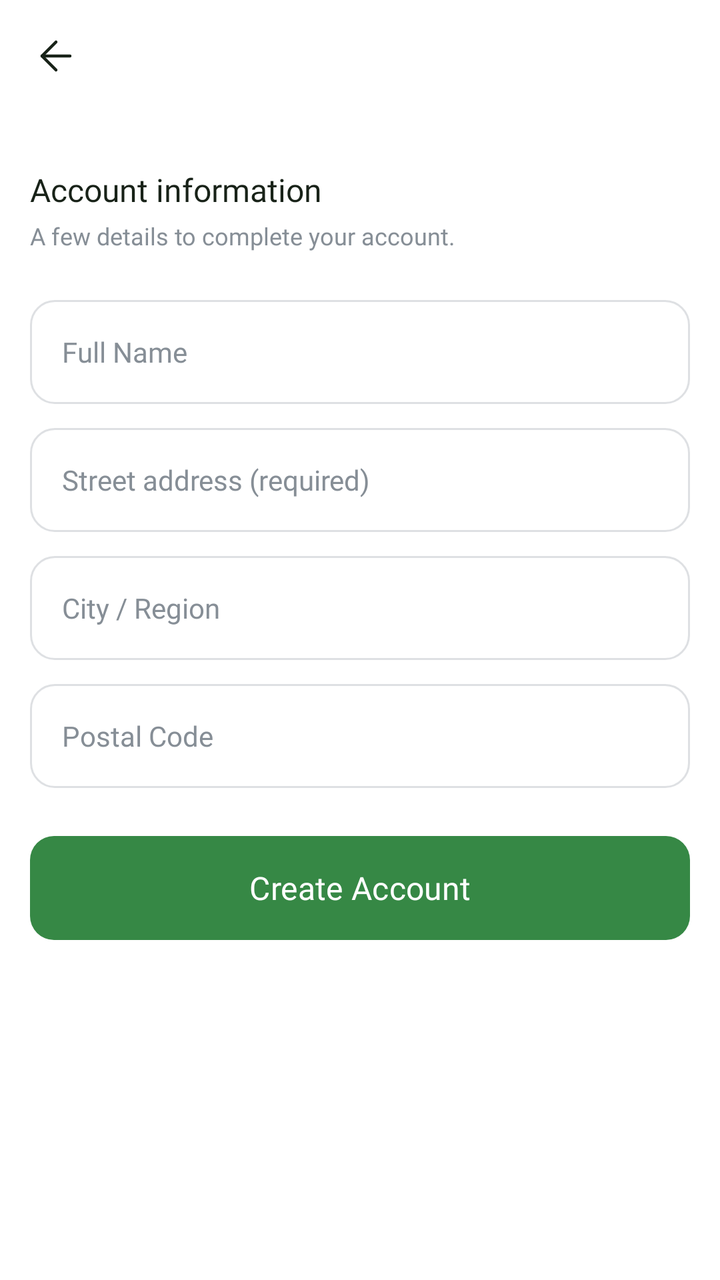
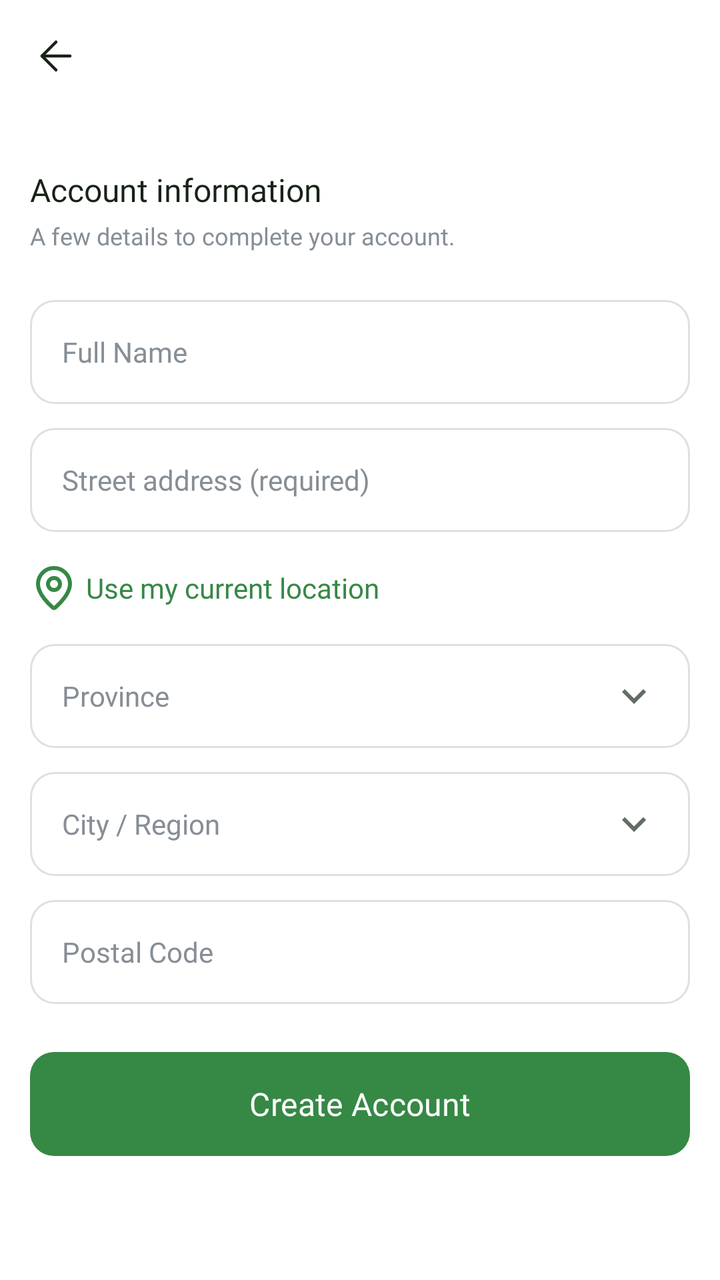

Two renders of the same Android screen: before a commit and after it. Below are the layout's source before the change and the commit's diff.
<!-- AndroidManifest.xml: application theme Theme.FoodWastageReductionApp -->
<!-- res/layout/activity_account_information.xml -->
<?xml version="1.0" encoding="utf-8"?>
<androidx.constraintlayout.widget.ConstraintLayout
    xmlns:android="http://schemas.android.com/apk/res/android"
    xmlns:app="http://schemas.android.com/apk/res-auto"
    xmlns:tools="http://schemas.android.com/tools"
    android:id="@+id/main"
    android:layout_width="match_parent"
    android:layout_height="match_parent"
    android:background="@color/background_white"
    tools:context=".auth.AccountInformationActivity">

    <include
        android:id="@+id/header"
        layout="@layout/component_header"
        android:layout_width="0dp"
        android:layout_height="56dp"
        app:layout_constraintTop_toTopOf="parent"
        app:layout_constraintStart_toStartOf="parent"
        app:layout_constraintEnd_toEndOf="parent" />

    <androidx.core.widget.NestedScrollView
        android:id="@+id/scrollContent"
        android:layout_width="0dp"
        android:layout_height="0dp"
        android:fillViewport="true"
        app:layout_constraintTop_toBottomOf="@id/header"
        app:layout_constraintBottom_toBottomOf="parent"
        app:layout_constraintStart_toStartOf="parent"
        app:layout_constraintEnd_toEndOf="parent">

        <LinearLayout
            android:id="@+id/layoutContent"
            android:layout_width="match_parent"
            android:layout_height="wrap_content"
            android:orientation="vertical"
            android:paddingStart="@dimen/screen_padding"
            android:paddingEnd="@dimen/screen_padding"
            android:paddingTop="28dp"
            android:paddingBottom="@dimen/space_xxl">

            <TextView
                android:id="@+id/txtAccountInformationTitle"
                style="@style/Text.HeadlineSm"
                android:layout_width="wrap_content"
                android:layout_height="wrap_content"
                android:text="@string/accountInformationTitle" />

            <TextView
                android:id="@+id/txtAccountInformationDesc"
                style="@style/Text.BodyXs"
                android:layout_width="wrap_content"
                android:layout_height="wrap_content"
                android:layout_marginTop="@dimen/space_xs"
                android:text="@string/accountInformationDesc" />

            <EditText
                android:id="@+id/editFullName"
                style="@style/Input.Default"
                android:layout_width="match_parent"
                android:layout_marginTop="@dimen/space_xl"
                android:hint="@string/hintFullName"
                android:inputType="textPersonName" />

            <EditText
                android:id="@+id/editAddress"
                style="@style/Input.Default"
                android:layout_width="match_parent"
                android:layout_marginTop="@dimen/space_md"
                android:hint="@string/hintStreetAddressRequired"
                android:inputType="textPostalAddress|textCapWords" />

            <EditText
                android:id="@+id/editCity"
                style="@style/Input.Default"
                android:layout_width="match_parent"
                android:layout_marginTop="@dimen/space_md"
                android:hint="@string/hintCity"
                android:inputType="textCapWords" />

            <EditText
                android:id="@+id/editProvince"
                style="@style/Input.Default"
                android:layout_width="match_parent"
                android:layout_marginTop="@dimen/space_md"
                android:hint="@string/hintProvince"
                android:inputType="textCapWords"
                android:visibility="gone" />

            <EditText
                android:id="@+id/editPostalCode"
                style="@style/Input.Default"
                android:layout_width="match_parent"
                android:layout_marginTop="@dimen/space_md"
                android:hint="@string/hintPostalCode"
                android:inputType="textCapCharacters" />

            <Button
                android:id="@+id/btnCreateAccount"
                style="@style/Button.Primary"
                android:layout_width="match_parent"
                android:layout_marginTop="@dimen/space_xl"
                android:text="@string/btnCreateAccount"
                app:backgroundTint="@null" />

        </LinearLayout>

    </androidx.core.widget.NestedScrollView>

</androidx.constraintlayout.widget.ConstraintLayout>
<!-- res/layout/component_header.xml (included above) -->
<?xml version="1.0" encoding="utf-8"?>
<androidx.constraintlayout.widget.ConstraintLayout
    xmlns:android="http://schemas.android.com/apk/res/android"
    xmlns:app="http://schemas.android.com/apk/res-auto"
    android:layout_width="match_parent"
    android:layout_height="56dp">

    <ImageView
        android:id="@+id/btnBack"
        android:layout_width="48dp"
        android:layout_height="48dp"
        android:layout_marginStart="4dp"
        android:padding="12dp"
        android:src="@drawable/icon_back"
        android:contentDescription="@string/contentDescBack"
        android:clickable="true"
        android:focusable="true"
        android:background="?attr/selectableItemBackgroundBorderless"
        app:tint="@color/text_primary"
        app:layout_constraintStart_toStartOf="parent"
        app:layout_constraintTop_toTopOf="parent"
        app:layout_constraintBottom_toBottomOf="parent" />

    <TextView
        android:id="@+id/txtHeaderTitle"
        style="@style/Text.HeadlineSm"
        android:layout_width="wrap_content"
        android:layout_height="wrap_content"
        android:text=""
        app:layout_constraintStart_toStartOf="parent"
        app:layout_constraintEnd_toEndOf="parent"
        app:layout_constraintTop_toTopOf="parent"
        app:layout_constraintBottom_toBottomOf="parent" />

</androidx.constraintlayout.widget.ConstraintLayout>
<!-- resources referenced by this layout -->
<resources>
  <color name="background_white">#FFFFFF</color>
  <color name="text_primary">#182218</color>
  <dimen name="screen_padding">15dp</dimen>
  <dimen name="space_md">12dp</dimen>
  <dimen name="space_xl">24dp</dimen>
  <dimen name="space_xs">4dp</dimen>
  <dimen name="space_xxl">32dp</dimen>
  <string name="accountInformationDesc">A few details to complete your account.</string>
  <string name="accountInformationTitle">Account information</string>
  <string name="btnCreateAccount">Create Account</string>
  <string name="contentDescBack">Back</string>
  <string name="hintCity">City / Region</string>
  <string name="hintFullName">Full Name</string>
  <string name="hintPostalCode">Postal Code</string>
  <string name="hintProvince">Province</string>
  <string name="hintStreetAddressRequired">Street address (required)</string>
  <style name="Text.BodyXs">
          <item name="android:fontFamily">@font/pretendard_regular</item>
          <item name="android:textSize">@dimen/text_body_xs</item>
          <item name="android:textColor">@color/text_tertiary</item>
      </style>
  <style name="Text.HeadlineSm">
          <item name="android:fontFamily">@font/pretendard_bold</item>
          <item name="android:textSize">@dimen/text_headline_sm</item>
          <item name="android:textColor">@color/text_primary</item>
      </style>
  <style name="Theme.FoodWastageReductionApp" parent="Base.Theme.FoodWastageReductionApp" />
  <dimen name="button_height">52dp</dimen>
  <color name="text_inverse">#FFFFFF</color>
  <dimen name="text_body_md">16sp</dimen>
  <dimen name="input_height">52dp</dimen>
  <color name="text_tertiary">#868E96</color>
  <dimen name="text_body_sm">14sp</dimen>
  <dimen name="space_lg">16dp</dimen>
  <dimen name="text_body_xs">12sp</dimen>
  <dimen name="text_headline_sm">16sp</dimen>
  <color name="background_accent1">#368845</color>
  <dimen name="radius_md">12dp</dimen>
  <color name="background_secondary">#DEE0E3</color>
  <!-- unchanged entries left out for length: 6 -->
</resources>

<!-- the commit's change to res/layout/activity_account_information.xml (unified diff, before → after) -->
@@ -69,22 +69,41 @@
                 android:hint="@string/hintStreetAddressRequired"
                 android:inputType="textPostalAddress|textCapWords" />
 
-            <EditText
-                android:id="@+id/editCity"
-                style="@style/Input.Default"
-                android:layout_width="match_parent"
+            
+            <TextView
+                android:id="@+id/btnUseMyLocation"
+                style="@style/Text.BodySm"
+                android:layout_width="wrap_content"
+                android:layout_height="wrap_content"
                 android:layout_marginTop="@dimen/space_md"
-                android:hint="@string/hintCity"
-                android:inputType="textCapWords" />
+                android:background="?attr/selectableItemBackground"
+                android:drawableStart="@drawable/icon_map"
+                android:drawablePadding="4dp"
+                android:drawableTint="@color/background_accent1"
+                android:fontFamily="@font/pretendard_bold"
+                android:gravity="center_vertical"
+                android:paddingTop="4dp"
+                android:paddingBottom="4dp"
+                android:text="@string/optCurrentLocation"
+                android:textColor="@color/background_accent1" />
 
             <EditText
                 android:id="@+id/editProvince"
                 style="@style/Input.Default"
                 android:layout_width="match_parent"
                 android:layout_marginTop="@dimen/space_md"
-                android:hint="@string/hintProvince"
-                android:inputType="textCapWords"
-                android:visibility="gone" />
+                android:drawableEnd="@drawable/icon_dropdown"
+                android:drawableTint="@color/text_secondary"
+                android:hint="@string/hintProvince" />
+
+            <EditText
+                android:id="@+id/editCity"
+                style="@style/Input.Default"
+                android:layout_width="match_parent"
+                android:layout_marginTop="@dimen/space_md"
+                android:drawableEnd="@drawable/icon_dropdown"
+                android:drawableTint="@color/text_secondary"
+                android:hint="@string/hintCity" />
 
             <EditText
                 android:id="@+id/editPostalCode"
<!-- resource entries referenced after the edit -->
@@ -2,11 +2,44 @@
 <resources>
   <color name="background_white">#FFFFFF</color>
   <color name="text_primary">#182218</color>
+  <color name="text_secondary">#616D60</color>
   <dimen name="screen_padding">15dp</dimen>
   <dimen name="space_md">12dp</dimen>
   <dimen name="space_xl">24dp</dimen>
   <dimen name="space_xs">4dp</dimen>
   <dimen name="space_xxl">32dp</dimen>
+  <!-- drawable icon_dropdown (drawable) -->
+  <?xml version="1.0" encoding="utf-8"?>
+  <vector xmlns:android="http://schemas.android.com/apk/res/android"
+      android:width="24dp"
+      android:height="24dp"
+      android:viewportWidth="24"
+      android:viewportHeight="24">
+      <path
+          android:fillColor="#FF000000"
+          android:pathData="M7.41,8.59L12,13.17l4.59,-4.58L18,10l-6,6 -6,-6 1.41,-1.41z" />
+  </vector>
+  <!-- drawable icon_map (drawable) -->
+  <vector xmlns:android="http://schemas.android.com/apk/res/android"
+      android:width="24dp"
+      android:height="24dp"
+      android:viewportWidth="24"
+      android:viewportHeight="24">
+    <path
+        android:pathData="M12.601,21.799C14.461,20.193 20,14.993 20,10C20,7.878 19.157,5.843 17.657,4.343C16.157,2.843 14.122,2 12,2C9.878,2 7.843,2.843 6.343,4.343C4.843,5.843 4,7.878 4,10C4,14.993 9.539,20.193 11.399,21.799C11.572,21.929 11.783,22 12,22C12.217,22 12.428,21.929 12.601,21.799Z"
+        android:strokeLineJoin="round"
+        android:strokeWidth="2"
+        android:fillColor="#00000000"
+        android:strokeColor="#000000"
+        android:strokeLineCap="round"/>
+    <path
+        android:pathData="M12,13C13.657,13 15,11.657 15,10C15,8.343 13.657,7 12,7C10.343,7 9,8.343 9,10C9,11.657 10.343,13 12,13Z"
+        android:strokeLineJoin="round"
+        android:strokeWidth="2"
+        android:fillColor="#00000000"
+        android:strokeColor="#000000"
+        android:strokeLineCap="round"/>
+  </vector>
   <string name="accountInformationDesc">A few details to complete your account.</string>
   <string name="accountInformationTitle">Account information</string>
   <string name="btnCreateAccount">Create Account</string>
@@ -16,6 +49,12 @@
   <string name="hintPostalCode">Postal Code</string>
   <string name="hintProvince">Province</string>
   <string name="hintStreetAddressRequired">Street address (required)</string>
+  <string name="optCurrentLocation">Use my current location</string>
+  <style name="Text.BodySm">
+          <item name="android:fontFamily">@font/pretendard_regular</item>
+          <item name="android:textSize">@dimen/text_body_sm</item>
+          <item name="android:textColor">@color/text_secondary</item>
+      </style>
   <style name="Text.BodyXs">
           <item name="android:fontFamily">@font/pretendard_regular</item>
           <item name="android:textSize">@dimen/text_body_xs</item>
